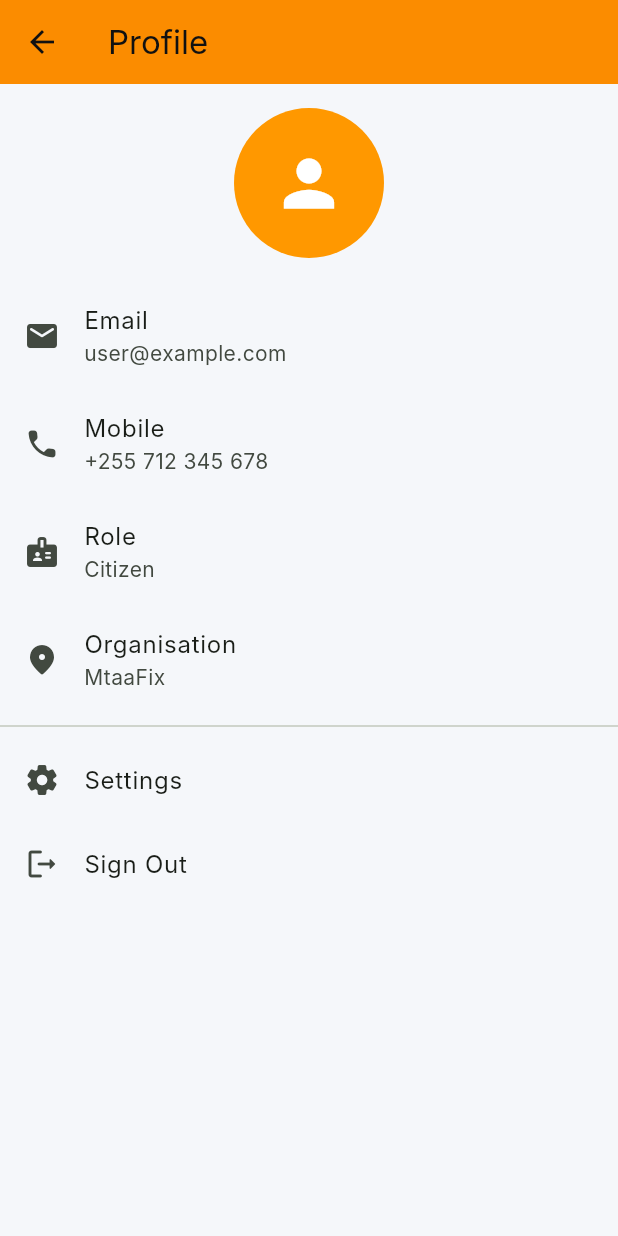
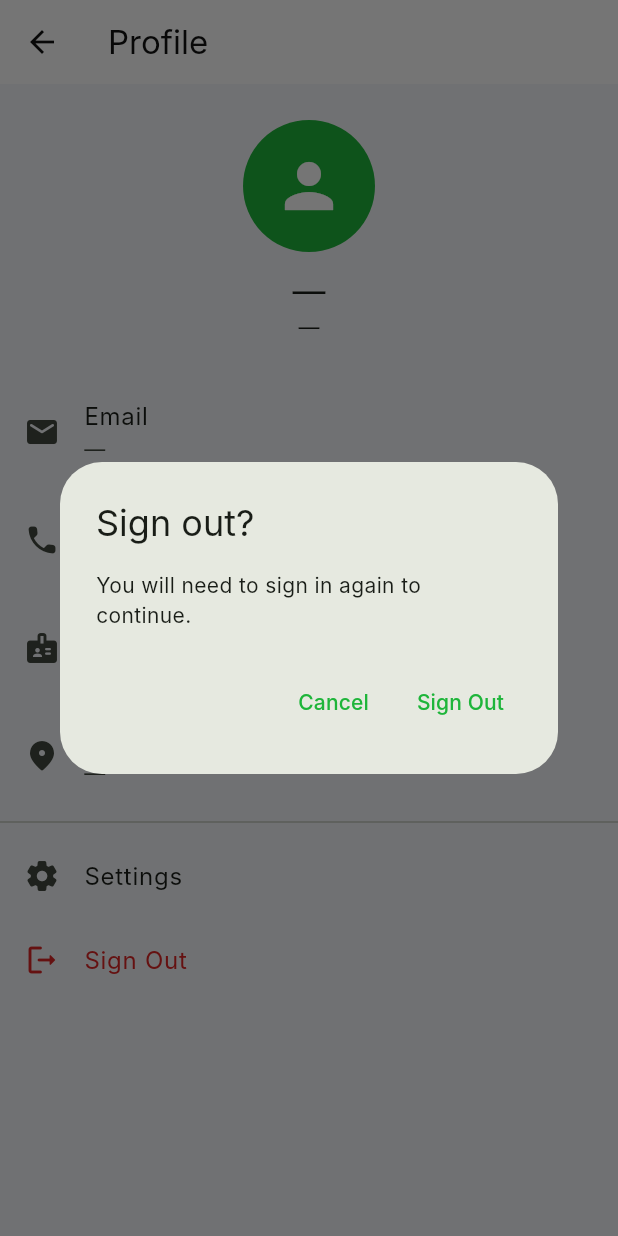
Before and after one commit to felix202422/MtaaFix, a Flutter app: the ProfileScreen screen opened directly, after a tap on "Sign Out", on a phone screen of 412 x 824 dp. Run offline on Flutter 3.47's test engine with Material 3 defaults, Android fonts, the phone set to English and light mode, and no system bars; our stand-ins replace flutter_secure_storage; accounts and stored records are empty; Roboto replaces fonts that are missing (Inter).

Commit message:
Phase 11: themed screen migration (splash/auth/reports/notifications/profile) + initial test suite (29 tests)

```diff
--- a/mobile/lib/features/profile/presentation/profile_screen.dart
+++ b/mobile/lib/features/profile/presentation/profile_screen.dart
@@ -1,57 +1,123 @@
 import 'package:flutter/material.dart';
+
+import 'package:mtaafix_mobile/app/router.dart';
+import 'package:mtaafix_mobile/core/widgets/snackbars.dart';
+import 'package:mtaafix_mobile/features/auth/application/auth_scope.dart';
 
 class ProfileScreen extends StatelessWidget {
   const ProfileScreen({super.key});
 
+  static String prettyRole(String role) {
+    return switch (role) {
+      'CITIZEN' => 'Citizen',
+      'MODERATOR' => 'Moderator',
+      'ADMINISTRATOR' => 'Administrator',
+      'FIELD_WORKER' => 'Field worker',
+      'ORGANIZATION_ADMIN' => 'Organization admin',
+      _ => role,
+    };
+  }
+
+  Future<void> _signOut(BuildContext context) async {
+    final confirmed = await showDialog<bool>(
+      context: context,
+      builder: (dialogContext) => AlertDialog(
+        title: const Text('Sign out?'),
+        content: const Text('You will need to sign in again to continue.'),
+        actions: [
+          TextButton(
+            onPressed: () => Navigator.of(dialogContext).pop(false),
+            child: const Text('Cancel'),
+          ),
+          TextButton(
+            onPressed: () => Navigator.of(dialogContext).pop(true),
+            child: const Text('Sign Out'),
+          ),
+        ],
+      ),
+    );
+    if (confirmed != true || !context.mounted) return;
+
+    final auth = AuthScope.read(context);
+    await auth.logout();
+    if (!context.mounted) return;
+    Navigator.of(context).pushNamedAndRemoveUntil(
+      Routes.login,
+      (route) => false,
+    );
+  }
+
   @override
   Widget build(BuildContext context) {
+    final auth = AuthScope.of(context);
+    final user = auth.user;
+    final scheme = Theme.of(context).colorScheme;
+
     return Scaffold(
-      appBar: AppBar(
-        title: const Text('Profile'),
-        backgroundColor: Colors.orange.shade600,
-      ),
+      appBar: AppBar(title: const Text('Profile')),
       body: ListView(
         children: [
-          const Padding(
-            padding: EdgeInsets.all(16),
-            child: CircleAvatar(
-              radius: 50,
-              backgroundColor: Colors.orange,
-              child: Icon(Icons.person, color: Colors.white, size: 50),
+          Padding(
+            padding: const EdgeInsets.all(24),
+            child: Column(
+              children: [
+                CircleAvatar(
+                  radius: 44,
+                  backgroundColor: scheme.primary,
+                  child: Icon(
+                    Icons.person,
+                    color: scheme.onPrimary,
+                    size: 48,
+                  ),
+                ),
+                const SizedBox(height: 12),
+                Text(
+                  user?.fullName ?? '—',
+                  style: Theme.of(context).textTheme.titleLarge,
+                ),
+                Text(
+                  user?.email ?? '—',
+                  style: Theme.of(context).textTheme.bodyMedium,
+                ),
+              ],
             ),
           ),
           ListTile(
             leading: const Icon(Icons.email_rounded),
             title: const Text('Email'),
-            subtitle: const Text('user@example.com'),
+            subtitle: Text(user?.email ?? '—'),
           ),
           ListTile(
             leading: const Icon(Icons.phone_rounded),
             title: const Text('Mobile'),
-            subtitle: const Text('+255 712 345 678'),
+            subtitle: Text(
+              (user?.mobile == null || user!.mobile!.isEmpty)
+                  ? '—'
+                  : user.mobile!,
+            ),
           ),
           ListTile(
             leading: const Icon(Icons.badge_rounded),
             title: const Text('Role'),
-            subtitle: const Text('Citizen'),
+            subtitle: Text(prettyRole(user?.role ?? '')),
           ),
           ListTile(
             leading: const Icon(Icons.location_on_rounded),
             title: const Text('Organisation'),
-            subtitle: const Text('MtaaFix'),
+            subtitle: Text(user?.organisationId ?? '—'),
           ),
           const Divider(),
           ListTile(
             leading: const Icon(Icons.settings_rounded),
             title: const Text('Settings'),
-            onTap: () {},
+            onTap: () {
+              showAppSnack(context, 'Settings are not available yet.');
+            },
           ),
           ListTile(
-            leading: const Icon(Icons.logout_rounded),
-            title: const Text('Sign Out'),
-            onTap: () {
-              // Handle sign out
-            },
+            leading: Icon(Icons.logout_rounded, color: scheme.error),
+            title: Text('Sign Out', style: TextStyle(color: scheme.error)),
+            onTap: () => _signOut(context),
           ),
         ],
       ),
```
Also changed, not shown: mobile/lib/features/notifications/presentation/notifications_screen.dart (+7 -8 lines), mobile/lib/features/reports/presentation/report_form_screen.dart (+43 -19 lines), mobile/lib/features/reports/presentation/report_list_screen.dart (+12 -38 lines), mobile/lib/features/splash/presentation/splash_screen.dart (+41 -11 lines), 6 other files.
